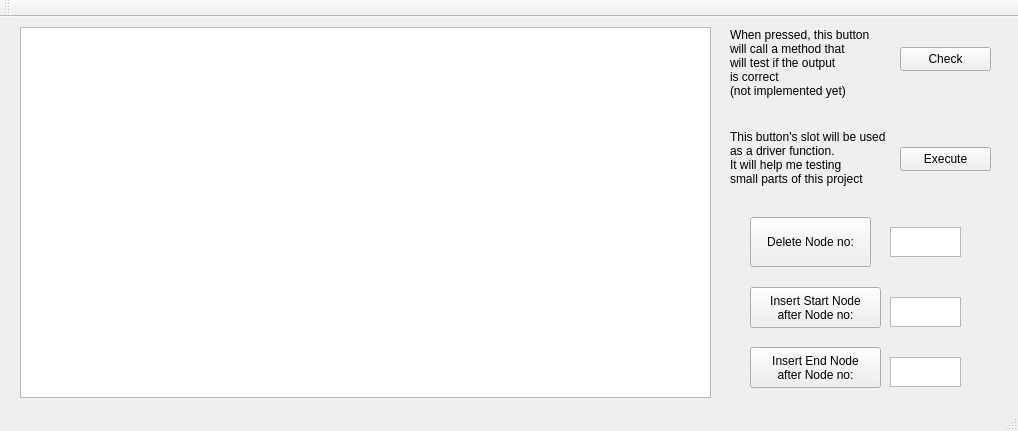
Qt form tree_alg/mainwindow.ui (KDE/kate) before a commit.
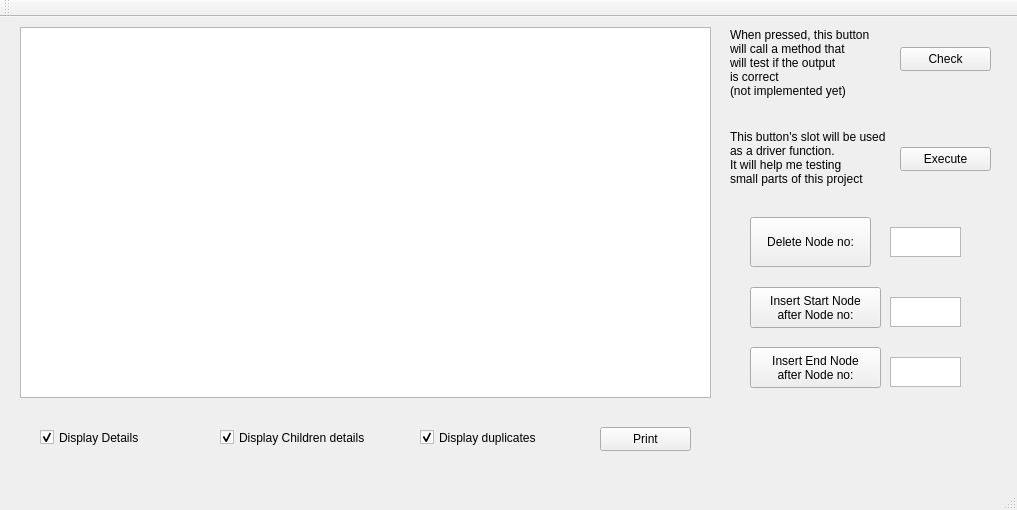
The same form after that commit.

Diff of the .ui file:
```diff
--- a/tree_alg/mainwindow.ui
+++ b/tree_alg/mainwindow.ui
@@ -6,8 +6,8 @@
    <rect>
     <x>0</x>
     <y>0</y>
-    <width>1018</width>
-    <height>431</height>
+    <width>1017</width>
+    <height>510</height>
    </rect>
   </property>
   <property name="windowTitle">
@@ -154,6 +154,67 @@
 small parts of this project </string>
     </property>
    </widget>
+   <widget class="QCheckBox" name="checkBox">
+    <property name="geometry">
+     <rect>
+      <x>40</x>
+      <y>410</y>
+      <width>111</width>
+      <height>21</height>
+     </rect>
+    </property>
+    <property name="text">
+     <string>Display Details</string>
+    </property>
+    <property name="checked">
+     <bool>true</bool>
+    </property>
+   </widget>
+   <widget class="QCheckBox" name="checkBox_2">
+    <property name="geometry">
+     <rect>
+      <x>220</x>
+      <y>410</y>
+      <width>161</width>
+      <height>21</height>
+     </rect>
+    </property>
+    <property name="text">
+     <string>Display Children details</string>
+    </property>
+    <property name="checked">
+     <bool>true</bool>
+    </property>
+   </widget>
+   <widget class="QCheckBox" name="checkBox_3">
+    <property name="geometry">
+     <rect>
+      <x>420</x>
+      <y>410</y>
+      <width>131</width>
+      <height>21</height>
+     </rect>
+    </property>
+    <property name="text">
+     <string>Display duplicates</string>
+    </property>
+    <property name="checked">
+     <bool>true</bool>
+    </property>
+   </widget>
+   <widget class="QPushButton" name="pushButton_6">
+    <property name="geometry">
+     <rect>
+      <x>600</x>
+      <y>410</y>
+      <width>91</width>
+      <height>24</height>
+     </rect>
+    </property>
+    <property name="text">
+     <string>Print</string>
+    </property>
+   </widget>
   </widget>
   <widget class="QMenuBar" name="menuBar">
    <property name="geometry">
```
Left out of the diff: 2 changed lines with no effect on the pictures.
